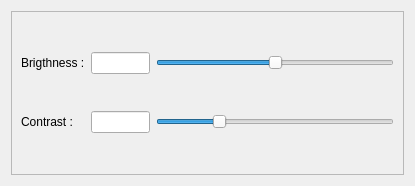
alephshahor/Pinzo, file imageadjuster.ui: the form before one commit.
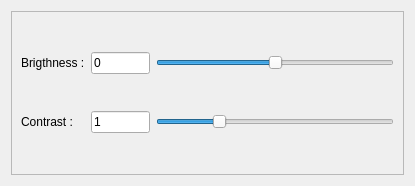
The form after the commit.

Commit message: Fixed bug in setting contrst/bright as Text

```diff
--- a/imageadjuster.ui
+++ b/imageadjuster.ui
@@ -79,10 +79,18 @@
        </widget>
       </item>
       <item row="0" column="2">
-       <widget class="QLineEdit" name="brightnessText"/>
+       <widget class="QLineEdit" name="brightnessText">
+        <property name="text">
+         <string>0</string>
+        </property>
+       </widget>
       </item>
       <item row="1" column="2">
-       <widget class="QLineEdit" name="contrastText"/>
+       <widget class="QLineEdit" name="contrastText">
+        <property name="text">
+         <string>1</string>
+        </property>
+       </widget>
       </item>
      </layout>
     </widget>
```
The commit also changes 2 other files.
